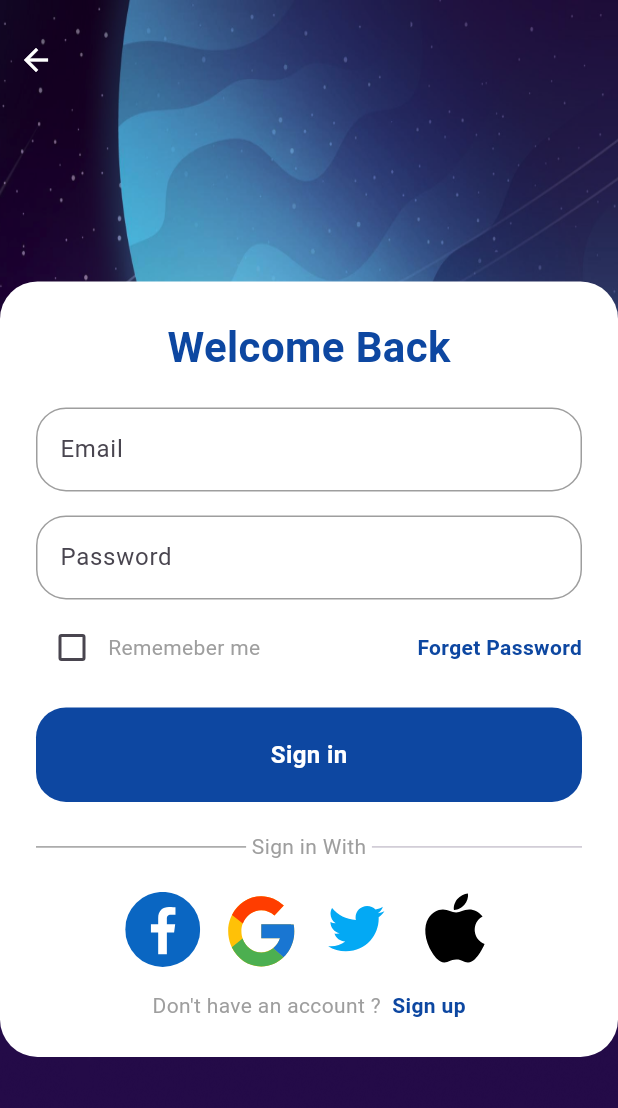
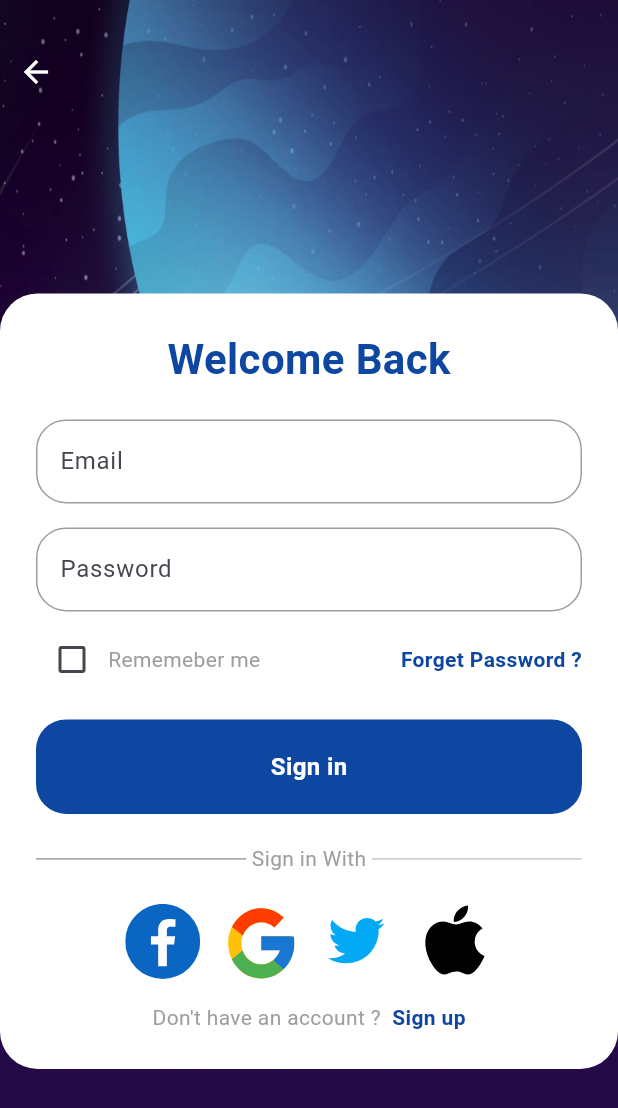
Before and after one commit to yousefsama/my_own_e_commerce_app, a Flutter app: the screen it shows after launch, after a tap on "Sign in", on a phone screen of 412 x 824 dp. Shown: the top 1108 px of the screen. Run offline on Flutter 3.47's test engine with Material 3 defaults, Android fonts, the phone set to English and light mode, and no system bars; our stand-ins replace flutter_svg, go_router.

Commit message:
registeration all ui done and refactor code

```diff
--- a/lib/Features/Authentication/view/login_view.dart
+++ b/lib/Features/Authentication/view/login_view.dart
@@ -1,15 +1,13 @@
 import 'package:flutter/material.dart';
-import 'package:my_own_e_commerce_app/Features/Authentication/view/widgets/login_view_body.dart';
+import 'package:my_own_e_commerce_app/Features/Authentication/view/widgets/signin_view_body.dart';
 
-class LoginView extends StatelessWidget {
-  const LoginView({super.key});
+class SignInView extends StatelessWidget {
+  const SignInView({super.key});
 
   @override
   Widget build(BuildContext context) {
-    return const SafeArea(
-      child: Scaffold(
-        body: LoginViewBody(),
-      ),
+    return const Scaffold(
+      body: SignInViewBody(),
     );
   }
 }
--- a/lib/Features/Authentication/view/splash_view.dart
+++ b/lib/Features/Authentication/view/splash_view.dart
@@ -1,5 +1,5 @@
 import 'package:flutter/material.dart';
-import 'package:my_own_e_commerce_app/Features/Authentication/view/widgets/login_screen_body.dart';
+import 'package:my_own_e_commerce_app/Features/Authentication/view/widgets/splash_view_body.dart';
 
 class SplashView extends StatelessWidget {
   const SplashView({super.key});
--- /dev/null
+++ b/lib/Features/Authentication/view/widgets/SignIn_Container.dart
@@ -0,0 +1,53 @@
+import 'package:flutter/material.dart';
+import 'package:go_router/go_router.dart';
+import 'package:my_own_e_commerce_app/Features/Authentication/view/widgets/custom_divider.dart';
+import 'package:my_own_e_commerce_app/Features/Authentication/view/widgets/login_with_another_account.dart';
+import 'package:my_own_e_commerce_app/Features/Authentication/view/widgets/signin_form.dart';
+import 'package:my_own_e_commerce_app/core/utils/assets/Go_Router.dart';
+
+class SignInFullContainer extends StatelessWidget {
+  const SignInFullContainer({
+    super.key,
+  });
+
+  @override
+  Widget build(BuildContext context) {
+    return Column(
+      children: [
+        Text(
+          'Welcome Back',
+          style: TextStyle(
+            color: Colors.blue.shade900,
+            fontWeight: FontWeight.bold,
+            fontSize: 28,
+          ),
+        ),
+        const SizedBox(height: 20),
+        const SignInForm(),
+        const CustomDivider(text: ' Sign in With '),
+        const LoginWithAnotherAccountListView(),
+        const SizedBox(height: 16),
+        Row(
+          mainAxisAlignment: MainAxisAlignment.center,
+          children: [
+            const Text(
+              "Don't have an account ?  ",
+              style: TextStyle(color: Colors.grey),
+            ),
+            GestureDetector(
+              onTap: () {
+                Navigator.pop(context);
+                GoRouter.of(context).push(AppRouter.signUpView);
+              },
+              child: Text(
+                "Sign up",
+                style: TextStyle(
+                    color: Colors.blue.shade900, fontWeight: FontWeight.bold),
+              ),
+            ),
+          ],
+        ),
+      ],
+    );
+  }
+}
--- a/lib/Features/Authentication/view/widgets/SignUp_View_Body.dart
+++ b/lib/Features/Authentication/view/widgets/SignUp_View_Body.dart
@@ -1,12 +1,11 @@
 import 'package:flutter/material.dart';
 import 'package:go_router/go_router.dart';
+import 'package:my_own_e_commerce_app/Features/Authentication/view/widgets/Signup_form.dart';
 import 'package:my_own_e_commerce_app/Features/Authentication/view/widgets/custom_app_bar.dart';
 import 'package:my_own_e_commerce_app/Features/Authentication/view/widgets/custom_background_container.dart';
 import 'package:my_own_e_commerce_app/Features/Authentication/view/widgets/custom_divider.dart';
-import 'package:my_own_e_commerce_app/Features/Authentication/view/widgets/custom_textField.dart';
 import 'package:my_own_e_commerce_app/Features/Authentication/view/widgets/login_with_another_account.dart';
 import 'package:my_own_e_commerce_app/core/utils/assets/Go_Router.dart';
-import 'package:my_own_e_commerce_app/core/widgets/custom_buttom.dart';
 
 class SignUpViewBody extends StatefulWidget {
   const SignUpViewBody({super.key});
@@ -48,64 +47,7 @@ class _SignUpViewBodyState extends State<SignUpViewBody> {
                     const SizedBox(
                       height: 20,
                     ),
-                    const CustomTextField(
-                      label: 'Full Name',
-                      hintText: 'Enter Your Full Name',
-                      isPassWord: false,
-                    ),
-                    const SizedBox(
-                      height: 16,
-                    ),
-                    const CustomTextField(
-                      label: 'Email',
-                      hintText: 'Enter Your Email',
-                      isPassWord: false,
-                    ),
-                    const SizedBox(
-                      height: 16,
-                    ),
-                    const CustomTextField(
-                      label: 'Password',
-                      hintText: 'Enter Your Password',
-                      isPassWord: true,
-                    ),
-                    const SizedBox(
-                      height: 8,
-                    ),
-                    Row(
-                      children: [
-                        Checkbox(
-                            activeColor: Colors.blue.shade900,
-                            value: isChecked,
-                            onChanged: (newBool) {
-                              setState(() {
-                                isChecked = newBool!;
-                              });
-                            }),
-                        const Text(
-                          'I agree to the processing of ',
-                          style: TextStyle(
-                            color: Colors.grey,
-                          ),
-                        ),
-                        Text(
-                          'Personal data',
-                          style: TextStyle(
-                            fontWeight: FontWeight.bold,
-                            color: Colors.blue.shade900,
-                          ),
-                        ),
-                      ],
-                    ),
-                    const SizedBox(
-                      height: 16,
-                    ),
-                    CustomButtom(
-                        title: 'Sign up',
-                        color: Colors.blue.shade900,
-                        borderRadius: BorderRadius.circular(20),
-                        textcolor: Colors.white,
-                        onTap: () {}),
+                    const SignUpForm(),
                     const CustomDivider(text: ' Sign Up With '),
                     const LoginWithAnotherAccountListView(),
                     const SizedBox(height: 16),
@@ -113,7 +55,7 @@ class _SignUpViewBodyState extends State<SignUpViewBody> {
                       mainAxisAlignment: MainAxisAlignment.center,
                       children: [
                         const Text(
-                          "Don't have an account ?  ",
+                          "Already have an account ?  ",
                           style: TextStyle(color: Colors.grey),
                         ),
                         GestureDetector(
@@ -122,7 +64,7 @@ class _SignUpViewBodyState extends State<SignUpViewBody> {
                             GoRouter.of(context).push(AppRouter.signInView);
                           },
                           child: Text(
-                            "Sign up",
+                            "Sign in",
                             style: TextStyle(
                                 color: Colors.blue.shade900,
                                 fontWeight: FontWeight.bold),
--- /dev/null
+++ b/lib/Features/Authentication/view/widgets/Signup_form.dart
@@ -0,0 +1,79 @@
+import 'package:flutter/material.dart';
+import 'package:my_own_e_commerce_app/Features/Authentication/view/widgets/custom_textField.dart';
+import 'package:my_own_e_commerce_app/core/widgets/custom_buttom.dart';
+
+class SignUpForm extends StatefulWidget {
+  const SignUpForm({super.key});
+
+  @override
+  State<SignUpForm> createState() => _SignUpFormState();
+}
+
+class _SignUpFormState extends State<SignUpForm> {
+  bool isChecked = false;
+  @override
+  Widget build(BuildContext context) {
+    return Column(
+      children: [
+        const CustomTextField(
+          label: 'Full Name',
+          hintText: 'Enter Your Full Name',
+          isPassWord: false,
+        ),
+        const SizedBox(
+          height: 16,
+        ),
+        const CustomTextField(
+          label: 'Email',
+          hintText: 'Enter Your Email',
+          isPassWord: false,
+        ),
+        const SizedBox(
+          height: 16,
+        ),
+        const CustomTextField(
+          label: 'Password',
+          hintText: 'Enter Your Password',
+          isPassWord: true,
+        ),
+        const SizedBox(
+          height: 8,
+        ),
+        Row(
+          children: [
+            Checkbox(
+                activeColor: Colors.blue.shade900,
+                value: isChecked,
+                onChanged: (newBool) {
+                  setState(() {
+                    isChecked = newBool!;
+                  });
+                }),
+            const Text(
+              'I agree to the processing of ',
+              style: TextStyle(
+                color: Colors.grey,
+              ),
+            ),
+            Text(
+              'Personal data',
+              style: TextStyle(
+                fontWeight: FontWeight.bold,
+                color: Colors.blue.shade900,
+              ),
+            ),
+          ],
+        ),
+        const SizedBox(
+          height: 16,
+        ),
+        CustomButtom(
+            title: 'Sign up',
+            color: Colors.blue.shade900,
+            borderRadius: BorderRadius.circular(20),
+            textcolor: Colors.white,
+            onTap: () {}),
+      ],
+    );
+  }
+}
--- a/lib/Features/Authentication/view/widgets/custom_app_bar.dart
+++ b/lib/Features/Authentication/view/widgets/custom_app_bar.dart
@@ -10,7 +10,7 @@ class CustomAppBar extends StatelessWidget {
     return Column(
       children: [
         const SizedBox(
-          height: 16,
+          height: 24,
         ),
         IconButton(
             onPressed: () {
--- a/lib/Features/Authentication/view/widgets/login_view_body.dart
+++ /dev/null
@@ -1,133 +0,0 @@
-import 'package:flutter/material.dart';
-import 'package:go_router/go_router.dart';
-import 'package:my_own_e_commerce_app/Features/Authentication/view/widgets/custom_app_bar.dart';
-import 'package:my_own_e_commerce_app/Features/Authentication/view/widgets/custom_background_container.dart';
-import 'package:my_own_e_commerce_app/Features/Authentication/view/widgets/custom_divider.dart';
-import 'package:my_own_e_commerce_app/Features/Authentication/view/widgets/custom_textField.dart';
-import 'package:my_own_e_commerce_app/Features/Authentication/view/widgets/login_with_another_account.dart';
-import 'package:my_own_e_commerce_app/core/utils/assets/Go_Router.dart';
-import 'package:my_own_e_commerce_app/core/widgets/custom_buttom.dart';
-
-class LoginViewBody extends StatefulWidget {
-  const LoginViewBody({super.key});
-
-  @override
-  State<LoginViewBody> createState() => _LoginViewBodyState();
-}
-
-class _LoginViewBodyState extends State<LoginViewBody> {
-  bool isChecked = false;
-  @override
-  Widget build(BuildContext context) {
-    return CustomBackgroundContainer(
-        height: MediaQuery.of(context).size.height * 1,
-        child: SingleChildScrollView(
-          child: Column(
-            crossAxisAlignment: CrossAxisAlignment.start,
-            children: [
-              const CustomAppBar(),
-              SizedBox(
-                height: MediaQuery.sizeOf(context).height * 0.15,
-              ),
-              Container(
-                padding: const EdgeInsets.all(24),
-                width: double.infinity,
-                decoration: const BoxDecoration(
-                    color: Colors.white,
-                    borderRadius: BorderRadius.all(Radius.circular(25))),
-                child: Column(
-                  children: [
-                    Text(
-                      'Welcome Back',
-                      style: TextStyle(
-                        color: Colors.blue.shade900,
-                        fontWeight: FontWeight.bold,
-                        fontSize: 28,
-                      ),
-                    ),
-                    const SizedBox(
-                      height: 20,
-                    ),
-                    const CustomTextField(
-                      label: 'Email',
-                      hintText: 'Enter Your Email',
-                      isPassWord: false,
-                    ),
-                    const SizedBox(
-                      height: 16,
-                    ),
-                    const CustomTextField(
-                      label: 'Password',
-                      hintText: 'Enter Your Password',
-                      isPassWord: true,
-                    ),
-                    const SizedBox(
-                      height: 8,
-                    ),
-                    Row(
-                      children: [
-                        Checkbox(
-                            activeColor: Colors.blue.shade900,
-                            value: isChecked,
-                            onChanged: (newBool) {
-                              setState(() {
-                                isChecked = newBool!;
-                              });
-                            }),
-                        const Text(
-                          'Rememeber me',
-                          style: TextStyle(
-                            color: Colors.grey,
-                          ),
-                        ),
-                        const Spacer(),
-                        Text(
-                          'Forget Password',
-                          style: TextStyle(
-                            fontWeight: FontWeight.bold,
-                            color: Colors.blue.shade900,
-                          ),
-                        ),
-                      ],
-                    ),
-                    const SizedBox(
-                      height: 16,
-                    ),
-                    CustomButtom(
-                        title: 'Sign in',
-                        color: Colors.blue.shade900,
-                        borderRadius: BorderRadius.circular(20),
-                        textcolor: Colors.white,
-                        onTap: () {}),
-                    const CustomDivider(text: ' Sign in With '),
-                    const LoginWithAnotherAccountListView(),
-                    const SizedBox(height: 16),
-                    Row(
-                      mainAxisAlignment: MainAxisAlignment.center,
-                      children: [
-                        const Text(
-                          "Don't have an account ?  ",
-                          style: TextStyle(color: Colors.grey),
-                        ),
-                        GestureDetector(
-                          onTap: () {
-                            Navigator.pop(context);
-                            GoRouter.of(context).push(AppRouter.signUpView);
-                          },
-                          child: Text(
-                            "Sign up",
-                            style: TextStyle(
-                                color: Colors.blue.shade900,
-                                fontWeight: FontWeight.bold),
-                          ),
-                        ),
-                      ],
-                    ),
-                  ],
-                ),
-              ),
-            ],
-          ),
-        ));
-  }
-}
--- /dev/null
+++ b/lib/Features/Authentication/view/widgets/signin_form.dart
@@ -0,0 +1,72 @@
+import 'package:flutter/material.dart';
+import 'package:my_own_e_commerce_app/Features/Authentication/view/widgets/custom_textField.dart';
+import 'package:my_own_e_commerce_app/core/widgets/custom_buttom.dart';
+
+class SignInForm extends StatefulWidget {
+  const SignInForm({super.key});
+
+  @override
+  State<SignInForm> createState() => _SignInFormState();
+}
+
+class _SignInFormState extends State<SignInForm> {
+  bool isChecked = false;
+  @override
+  Widget build(BuildContext context) {
+    return Column(
+      children: [
+        const CustomTextField(
+          label: 'Email',
+          hintText: 'Enter Your Email',
+          isPassWord: false,
+        ),
+        const SizedBox(
+          height: 16,
+        ),
+        const CustomTextField(
+          label: 'Password',
+          hintText: 'Enter Your Password',
+          isPassWord: true,
+        ),
+        const SizedBox(
+          height: 8,
+        ),
+        Row(
+          children: [
+            Checkbox(
+                activeColor: Colors.blue.shade900,
+                value: isChecked,
+                onChanged: (newBool) {
+                  setState(() {
+                    isChecked = newBool!;
+                  });
+                }),
+            const Text(
+              'Rememeber me',
+              style: TextStyle(
+                color: Colors.grey,
+              ),
+            ),
+            const Spacer(),
+            Text(
+              'Forget Password ?',
+              style: TextStyle(
+                fontWeight: FontWeight.bold,
+                color: Colors.blue.shade900,
+              ),
+            ),
+          ],
+        ),
+        const SizedBox(
+          height: 16,
+        ),
+        CustomButtom(
+            title: 'Sign in',
+            color: Colors.blue.shade900,
+            borderRadius: BorderRadius.circular(20),
+            textcolor: Colors.white,
+            onTap: () {}),
+      ],
+    );
+  }
+}
--- /dev/null
+++ b/lib/Features/Authentication/view/widgets/signin_view_body.dart
@@ -0,0 +1,38 @@
+import 'package:flutter/material.dart';
+import 'package:my_own_e_commerce_app/Features/Authentication/view/widgets/SignIn_Container.dart';
+import 'package:my_own_e_commerce_app/Features/Authentication/view/widgets/custom_app_bar.dart';
+import 'package:my_own_e_commerce_app/Features/Authentication/view/widgets/custom_background_container.dart';
+
+class SignInViewBody extends StatefulWidget {
+  const SignInViewBody({super.key});
+
+  @override
+  State<SignInViewBody> createState() => _SignInViewBodyState();
+}
+
+class _SignInViewBodyState extends State<SignInViewBody> {
+  @override
+  Widget build(BuildContext context) {
+    return CustomBackgroundContainer(
+        height: MediaQuery.of(context).size.height * 1,
+        child: SingleChildScrollView(
+          child: Column(
+            crossAxisAlignment: CrossAxisAlignment.start,
+            children: [
+              const CustomAppBar(),
+              SizedBox(
+                height: MediaQuery.sizeOf(context).height * 0.15,
+              ),
+              Container(
+                padding: const EdgeInsets.all(24),
+                width: double.infinity,
+                decoration: const BoxDecoration(
+                    color: Colors.white,
+                    borderRadius: BorderRadius.all(Radius.circular(25))),
+                child: const SignInFullContainer(),
+              ),
+            ],
+          ),
+        ));
+  }
+}
--- a/lib/core/utils/assets/Go_Router.dart
+++ b/lib/core/utils/assets/Go_Router.dart
@@ -17,7 +17,7 @@ abstract class AppRouter {
       ),
       GoRoute(
         path: signInView,
-        builder: (context, state) => const LoginView(),
+        builder: (context, state) => const SignInView(),
       ),
       GoRoute(
         path: signUpView,
```
Also changed, not shown: lib/Features/Authentication/view/widgets/splash_view_body.dart (renamed from lib/Features/Authentication/view/widgets/login_screen_body.dart).
